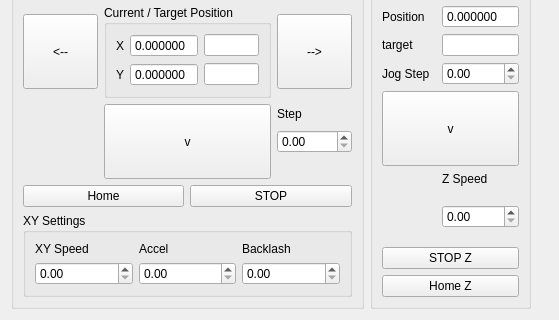
Qt form asi_stage_control.ui (ScopeFoundry/HW_asi_stage) before a commit; both pictures show x 0 to 559 and y 153 to 473 of the 559 by 473 pixel window.
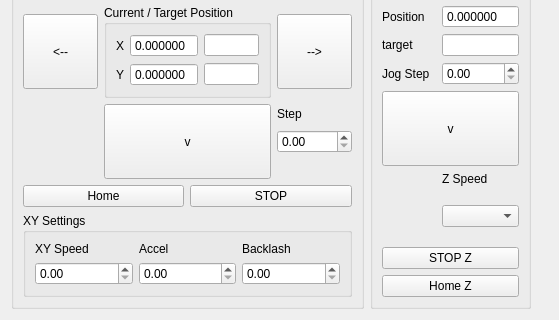
The same form after that commit.

Commit message: [asi_stage_gui] added combobox to change z speeds

```diff
--- a/asi_stage_control.ui
+++ b/asi_stage_control.ui
@@ -335,7 +335,7 @@
        </widget>
       </item>
       <item row="6" column="2">
-       <widget class="QDoubleSpinBox" name="speed_z_doubleSpinBox"/>
+       <widget class="QComboBox" name="speed_z_comboBox"/>
       </item>
      </layout>
     </widget>
```
The commit also changes 1 other file.
